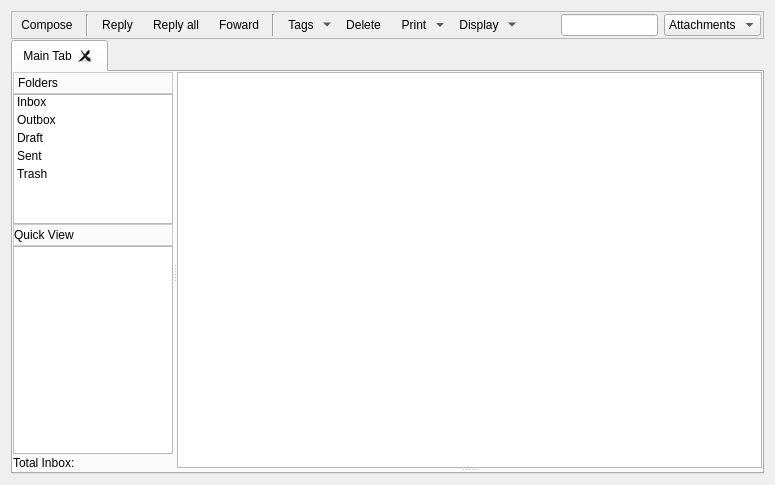
First picture: the form in retroshare-gui/src/gui/MessagesDialog.ui, repository RetroShare/RetroShare, before the edit.
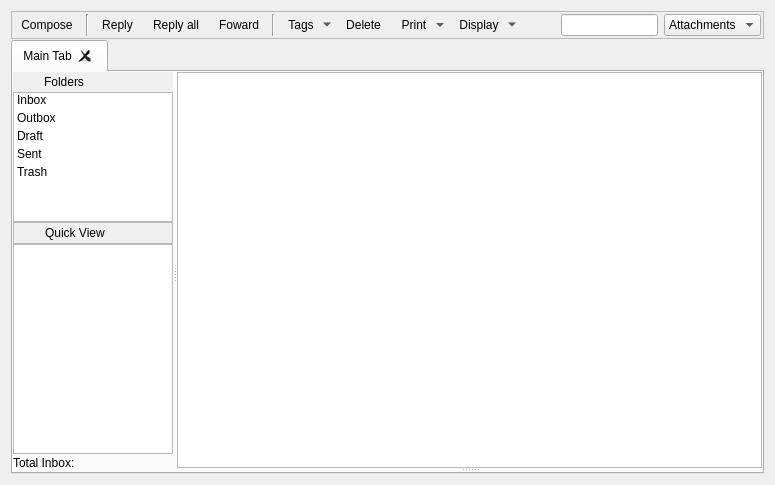
Second picture: the form after the edit. Icons and pictures are not drawn. Custom widgets are drawn as their Qt base class.

What changed in the file:
```diff
--- a/retroshare-gui/src/gui/MessagesDialog.ui
+++ b/retroshare-gui/src/gui/MessagesDialog.ui
@@ -467,9 +467,6 @@
    </item>
    <item row="1" column="0">
     <widget class="RSTabWidget" name="tabWidget">
-     <property name="layoutDirection">
-      <enum>Qt::LeftToRight</enum>
-     </property>
      <property name="tabsClosable">
       <bool>true</bool>
      </property>
@@ -496,15 +493,6 @@
             <height>16777215</height>
            </size>
           </property>
-          <property name="styleSheet">
-           <string notr="true">QFrame#frame_2{border: none;}</string>
-          </property>
-          <property name="frameShape">
-           <enum>QFrame::StyledPanel</enum>
-          </property>
-          <property name="frameShadow">
-           <enum>QFrame::Raised</enum>
-          </property>
           <layout class="QGridLayout" name="gridLayout_3">
            <property name="horizontalSpacing">
             <number>6</number>
@@ -523,12 +511,6 @@
                <verstretch>0</verstretch>
               </sizepolicy>
              </property>
-             <property name="minimumSize">
-              <size>
-               <width>0</width>
-               <height>0</height>
-              </size>
-             </property>
              <property name="maximumSize">
               <size>
                <width>160</width>
@@ -549,15 +531,6 @@
              <property name="contextMenuPolicy">
               <enum>Qt::CustomContextMenu</enum>
              </property>
-             <property name="styleSheet">
-              <string notr="true"/>
-             </property>
-             <property name="lineWidth">
-              <number>1</number>
-             </property>
-             <property name="midLineWidth">
-              <number>0</number>
-             </property>
              <property name="isWrapping" stdset="0">
               <bool>false</bool>
              </property>
@@ -670,79 +643,82 @@
             </widget>
            </item>
            <item row="0" column="0">
-            <widget class="QPushButton" name="Folders_Button">
-             <property name="minimumSize">
-              <size>
-               <width>0</width>
-               <height>22</height>
-              </size>
+            <widget class="QFrame" name="folderFrame">
+             <property name="autoFillBackground">
+              <bool>true</bool>
              </property>
-             <property name="maximumSize">
-              <size>
-               <width>160</width>
-               <height>22</height>
-              </size>
-             </property>
-             <property name="layoutDirection">
-              <enum>Qt::LeftToRight</enum>
-             </property>
-             <property name="styleSheet">
-              <string notr="true">QPushButton#Folders_Button{ 
-background-color: qlineargradient(x1:0, y1:0, x2:0, y2:1,
-stop:0 #FEFEFE, stop:1 #E8E8E8);
-border: 1px solid #CCCCCC;
-text-align: left;
-padding: 4px;
-}
-
-</string>
-             </property>
-             <property name="text">
-              <string>Folders</string>
-             </property>
-             <property name="checkable">
-              <bool>false</bool>
-             </property>
-             <property name="checked">
-              <bool>false</bool>
-             </property>
+             <layout class="QHBoxLayout" name="horizontalLayout_2">
+              <property name="topMargin">
+               <number>3</number>
+              </property>
+              <property name="bottomMargin">
+               <number>3</number>
+              </property>
+              <item>
+               <widget class="QLabel" name="folderPixmap">
+                <property name="maximumSize">
+                 <size>
+                  <width>16</width>
+                  <height>16</height>
+                 </size>
+                </property>
+                <property name="pixmap">
+                 <pixmap resource="images.qrc">:/images/foldermail.png</pixmap>
+                </property>
+               </widget>
+              </item>
+              <item>
+               <widget class="QLabel" name="folderLabel">
+                <property name="text">
+                 <string>Folders</string>
+                </property>
+               </widget>
+              </item>
+             </layout>
             </widget>
            </item>
            <item row="2" column="0">
-            <widget class="QPushButton" name="quickViewsButton">
-             <property name="minimumSize">
-              <size>
-               <width>0</width>
-               <height>22</height>
-              </size>
+            <widget class="QFrame" name="quickViewFrame">
+             <property name="autoFillBackground">
+              <bool>true</bool>
              </property>
-             <property name="maximumSize">
-              <size>
-               <width>160</width>
-               <height>22</height>
-              </size>
+             <property name="frameShape">
+              <enum>QFrame::StyledPanel</enum>
              </property>
-             <property name="styleSheet">
-              <string notr="true">QPushButton#quickViewsButton{ 
-background-color: qlineargradient(x1:0, y1:0, x2:0, y2:1,
-stop:0 #FEFEFE, stop:1 #E8E8E8);
-text-align: left;
-
-border: 1px solid #CCCCCC;}</string>
+             <property name="frameShadow">
+              <enum>QFrame::Raised</enum>
              </property>
-             <property name="text">
-              <string>Quick View</string>
-             </property>
-             <property name="icon">
-              <iconset resource="images.qrc">
-               <normaloff>:/images/tag24.png</normaloff>:/images/tag24.png</iconset>
-             </property>
-             <property name="checkable">
-              <bool>false</bool>
-             </property>
-             <property name="checked">
-              <bool>false</bool>
-             </property>
+             <layout class="QHBoxLayout" name="horizontalLayout_3">
+              <property name="topMargin">
+               <number>3</number>
+              </property>
+              <property name="bottomMargin">
+               <number>3</number>
+              </property>
+              <item>
+               <widget class="QLabel" name="quickViewPixmap">
+                <property name="maximumSize">
+                 <size>
+                  <width>16</width>
+                  <height>16</height>
+                 </size>
+                </property>
+                <property name="pixmap">
+                 <pixmap resource="images.qrc">:/images/tag24.png</pixmap>
+                </property>
+                <property name="scaledContents">
+                 <bool>true</bool>
+                </property>
+               </widget>
+              </item>
+              <item>
+               <widget class="QLabel" name="quickViewLabel">
+                <property name="text">
+                 <string>Quick View</string>
+                </property>
+               </widget>
+              </item>
+             </layout>
             </widget>
            </item>
           </layout>
```
Left out of the diff: 17 changed lines with no effect on the pictures.
